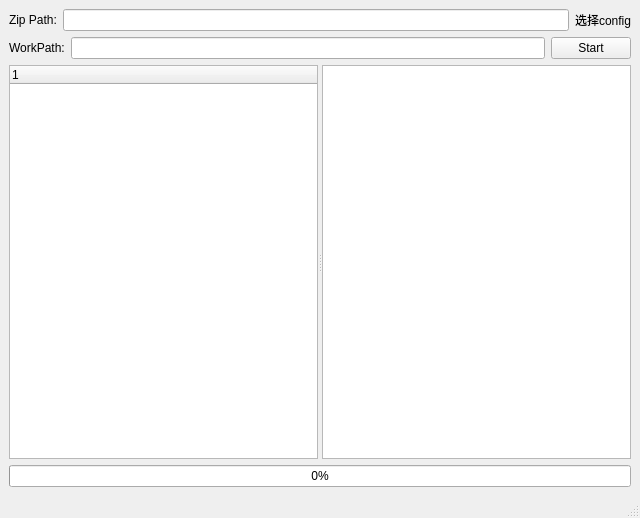
wylyeak/verify_zip_file, file verify_zip_file/mainwindow.ui: the form before one commit.
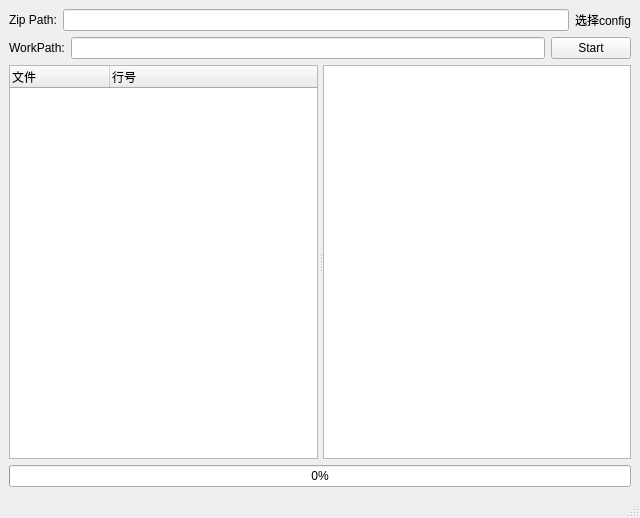
The form after the commit. Custom widgets are drawn as their Qt base class.

Commit message: 配置文件修改，XML高亮修改， 增加程序配置文件，

Diff of the .ui file:
```diff
--- a/verify_zip_file/mainwindow.ui
+++ b/verify_zip_file/mainwindow.ui
@@ -111,16 +111,38 @@
           <verstretch>0</verstretch>
          </sizepolicy>
         </property>
+        <property name="lineWidth">
+         <number>0</number>
+        </property>
+        <property name="midLineWidth">
+         <number>0</number>
+        </property>
         <property name="orientation">
          <enum>Qt::Horizontal</enum>
         </property>
-        <widget class="QTreeWidget" name="tree_view">
-         <property name="sizePolicy">
-          <sizepolicy hsizetype="MinimumExpanding" vsizetype="MinimumExpanding">
-           <horstretch>0</horstretch>
-           <verstretch>0</verstretch>
-          </sizepolicy>
+        <property name="handleWidth">
+         <number>5</number>
+        </property>
+        <property name="childrenCollapsible">
+         <bool>true</bool>
+        </property>
+        <widget class="MyQTreeWidget" name="tree_view">
+         <property name="enabled">
+          <bool>true</bool>
          </property>
+         <property name="contextMenuPolicy">
+          <enum>Qt::ActionsContextMenu</enum>
+         </property>
+         <column>
+          <property name="text">
+           <string>文件</string>
+          </property>
+         </column>
+         <column>
+          <property name="text">
+           <string>行号</string>
+          </property>
+         </column>
         </widget>
         <widget class="MyQTextBrowser" name="text_view">
          <property name="sizePolicy">
@@ -170,7 +192,12 @@
     <customwidget>
    <class>MyQTextBrowser</class>
    <extends>QTextBrowser</extends>
-   <header location="global">myqtextbrowser</header>
+   <header>myqtextbrowser</header>
+  </customwidget>
+  <customwidget>
+   <class>MyQTreeWidget</class>
+   <extends>QTreeWidget</extends>
+   <header location="global">myqtreewidget</header>
   </customwidget>
  </customwidgets>
  <resources/>
```
Left out of the diff: 4 changed lines with no effect on the pictures. The commit also changes 11 other files.
